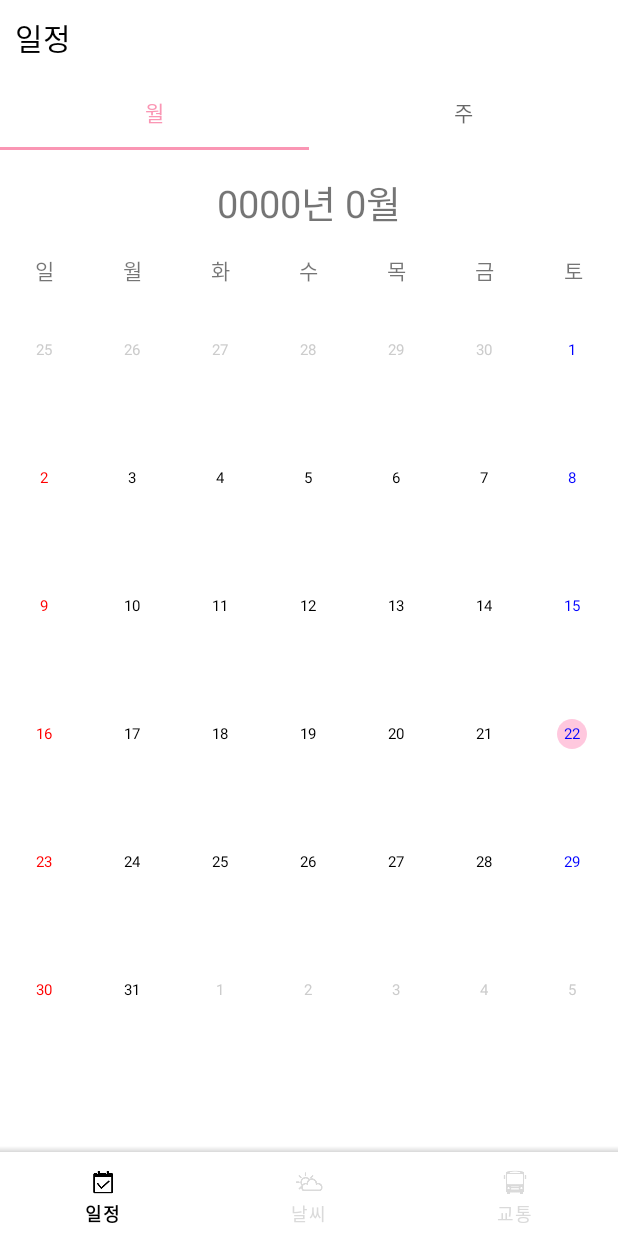
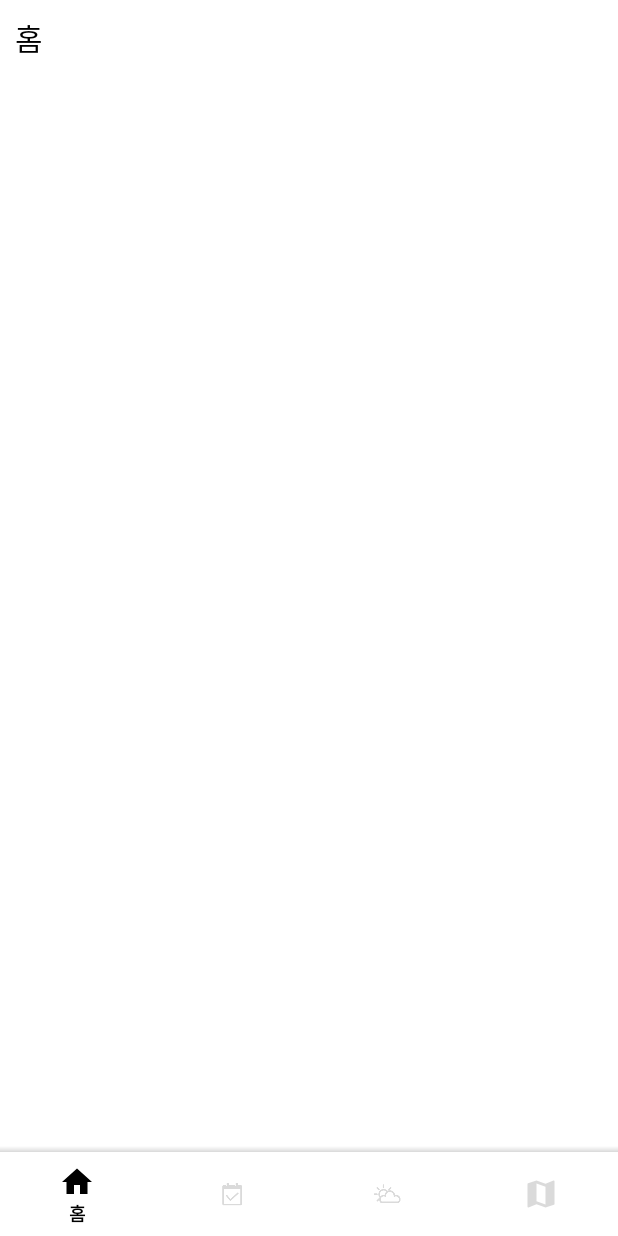
Before and after one commit to ksy02117/PocketManager, an Android app: the screen it shows after launch (MainActivity), on a phone screen of 412 x 824 dp. Run offline under Robolectric (Android 15) with nearby library versions, the phone set to English and light mode, and no system bars; our stand-ins replace Volley.

Commit message:
HomeFragment & MapFragment

```diff
--- /dev/null
+++ b/app/src/main/java/com/example/pocketmanager/ui/home/HomeFragment.java
@@ -0,0 +1,21 @@
+package com.example.pocketmanager.ui.home;
+
+import android.os.Bundle;
+import android.view.LayoutInflater;
+import android.view.View;
+import android.view.ViewGroup;
+
+import androidx.annotation.NonNull;
+import androidx.fragment.app.Fragment;
+
+import com.example.pocketmanager.R;
+
+public class HomeFragment extends Fragment {
+    View view;
+
+    public View onCreateView(@NonNull LayoutInflater inflater, ViewGroup container, Bundle savedInstanceState) {
+        view = inflater.inflate(R.layout.home, container, false);
+
+        return view;
+    }
+}
--- a/app/src/main/java/com/example/pocketmanager/ui/transporation/NotificationsViewModel.java
+++ b/app/src/main/java/com/example/pocketmanager/ui/map/NotificationsViewModel.java
@@ -1,4 +1,4 @@
-package com.example.pocketmanager.ui.transporation;
+package com.example.pocketmanager.ui.map;
 
 import androidx.lifecycle.LiveData;
 import androidx.lifecycle.MutableLiveData;
--- /dev/null
+++ b/app/src/main/res/drawable/ic_baseline_home_24.xml
@@ -0,0 +1,10 @@
+<vector xmlns:android="http://schemas.android.com/apk/res/android"
+    android:width="24dp"
+    android:height="24dp"
+    android:viewportWidth="24"
+    android:viewportHeight="24"
+    android:tint="?attr/colorControlNormal">
+  <path
+      android:fillColor="@android:color/white"
+      android:pathData="M10,20v-6h4v6h5v-8h3L12,3 2,12h3v8z"/>
+</vector>
--- /dev/null
+++ b/app/src/main/res/drawable/ic_baseline_map_24.xml
@@ -0,0 +1,10 @@
+<vector xmlns:android="http://schemas.android.com/apk/res/android"
+    android:width="24dp"
+    android:height="24dp"
+    android:viewportWidth="24"
+    android:viewportHeight="24"
+    android:tint="?attr/colorControlNormal">
+  <path
+      android:fillColor="@android:color/white"
+      android:pathData="M20.5,3l-0.16,0.03L15,5.1 9,3 3.36,4.9c-0.21,0.07 -0.36,0.25 -0.36,0.48V20.5c0,0.28 0.22,0.5 0.5,0.5l0.16,-0.03L9,18.9l6,2.1 5.64,-1.9c0.21,-0.07 0.36,-0.25 0.36,-0.48V3.5c0,-0.28 -0.22,-0.5 -0.5,-0.5zM15,19l-6,-2.11V5l6,2.11V19z"/>
+</vector>
--- a/app/src/main/res/layout/activity_main.xml
+++ b/app/src/main/res/layout/activity_main.xml
@@ -23,7 +23,7 @@
         android:padding="10dp"
         app:layout_constraintTop_toTopOf="parent"
         app:layout_constraintLeft_toLeftOf="parent"
-        android:text="일정"
+        android:text="홈"
         android:textSize="20dp"
         android:textColor="@color/black" />
 
--- /dev/null
+++ b/app/src/main/res/layout/home.xml
@@ -0,0 +1,6 @@
+<?xml version="1.0" encoding="utf-8"?>
+<androidx.constraintlayout.widget.ConstraintLayout xmlns:android="http://schemas.android.com/apk/res/android"
+    android:layout_width="match_parent"
+    android:layout_height="match_parent">
+
+</androidx.constraintlayout.widget.ConstraintLayout>
--- a/app/src/main/res/menu/menu.xml
+++ b/app/src/main/res/menu/menu.xml
@@ -1,5 +1,11 @@
 <?xml version="1.0" encoding="utf-8"?>
 <menu xmlns:android="http://schemas.android.com/apk/res/android">
+    <item
+        android:id="@+id/menu_home"
+        android:enabled="true"
+        android:icon="@drawable/ic_baseline_home_24"
+        android:title="홈"/>
+
     <item
         android:id="@+id/menu_schedule"
         android:enabled="true"
@@ -13,8 +19,8 @@
         android:title="날씨"/>
 
     <item
-        android:id="@+id/menu_transportation"
+        android:id="@+id/menu_map"
         android:enabled="true"
-        android:icon="@drawable/transportation"
-        android:title="교통"/>
+        android:icon="@drawable/ic_baseline_map_24"
+        android:title="지도"/>
 </menu>
```
Also changed, not shown: app/src/main/java/com/example/pocketmanager/MainActivity.java (+34 -16 lines), app/src/main/java/com/example/pocketmanager/ui/map/MapFragment.java (renamed from app/src/main/java/com/example/pocketmanager/ui/transporation/TransportationFragment.java, +3 -7 lines), app/src/main/res/layout/map.xml (added, +7 -0 lines).
